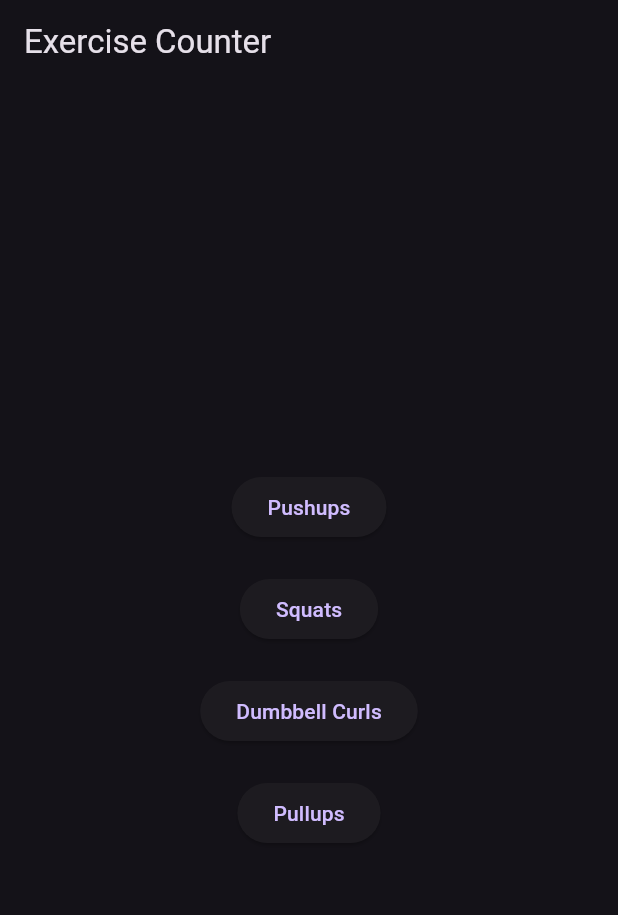
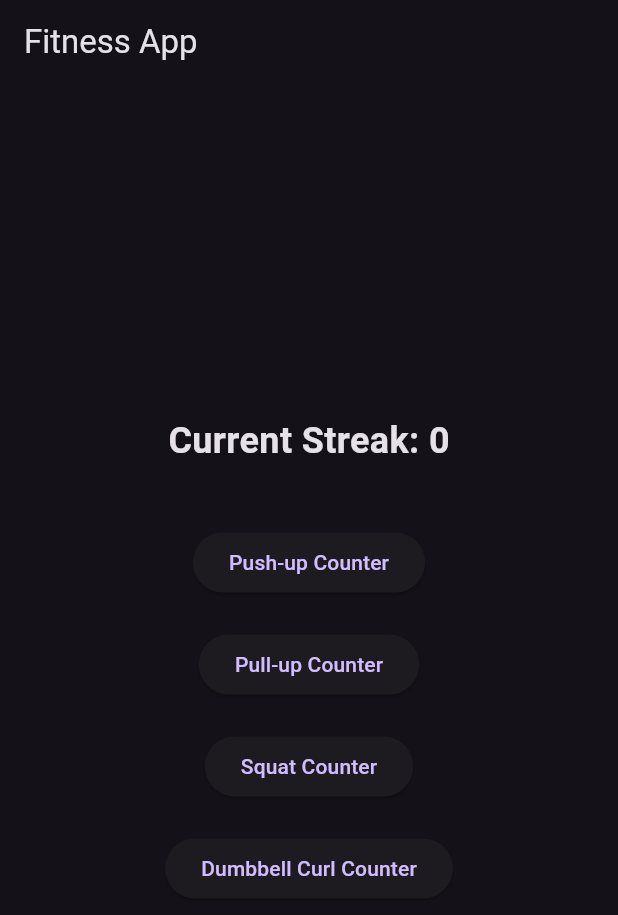
Before and after one commit to My-Mation/fitness-app, a Flutter app: the screen it shows after launch, on a phone screen of 412 x 824 dp. Shown: the top 915 px of the screen. Run offline on Flutter 3.47's test engine with Material 3 defaults, Android fonts, the phone set to English and light mode, and no system bars; our stand-ins replace camera, permission_handler, shared_preferences, wakelock_plus; missing offline and left inert: google_mlkit_pose_detection.

Commit message:
feat: implement streak system and improve pull-up counter

```diff
--- a/lib/main.dart
+++ b/lib/main.dart
@@ -1,9 +1,6 @@
 import 'package:flutter/material.dart';
 import 'package:permission_handler/permission_handler.dart';
-import 'package:pushup_counter/pages/pushup_counter.dart';
-import 'package:pushup_counter/pages/squat_counter.dart';
-import 'package:pushup_counter/pages/dumbbell_curl_counter.dart';
-import 'package:pushup_counter/pages/pullup_counter.dart';
+import 'package:pushup_counter/pages/home.dart';
 
 Future<void> main() async {
   WidgetsFlutterBinding.ensureInitialized();
@@ -27,66 +24,7 @@ class MyApp extends StatelessWidget {
       ),
       darkTheme: ThemeData.dark(),
       themeMode: ThemeMode.dark,
-      home: const HomePage()
+      home: const HomePage(),
     );
   }
 }
-
-class HomePage extends StatelessWidget {
-  const HomePage({super.key});
-
-  @override
-  Widget build(BuildContext context) {
-    return Scaffold(
-      appBar: AppBar(
-        title: const Text('Exercise Counter'),
-      ),
-      body: Center(
-        child: Column(
-          mainAxisAlignment: MainAxisAlignment.center,
-          children: [
-            ElevatedButton(
-              onPressed: () {
-                Navigator.push(
-                  context,
-                  MaterialPageRoute(builder: (context) => const PushupCounter()),
-                );
-              },
-              child: const Text('Pushups'),
-            ),
-            const SizedBox(height: 20),
-            ElevatedButton(
-              onPressed: () {
-                Navigator.push(
-                  context,
-                  MaterialPageRoute(builder: (context) => const SquatCounter()),
-                );
-              },
-              child: const Text('Squats'),
-            ),
-            const SizedBox(height: 20),
-            ElevatedButton(
-              onPressed: () {
-                Navigator.push(
-                  context,
-                  MaterialPageRoute(builder: (context) => const DumbbellCurlCounter()),
-                );
-              },
-              child: const Text('Dumbbell Curls'),
-            ),
-            const SizedBox(height: 20),
-            ElevatedButton(
-              onPressed: () {
-                Navigator.push(
-                  context,
-                  MaterialPageRoute(builder: (context) => const PullupCounter()),
-                );
-              },
-              child: const Text('Pullups'),
-            ),
-          ],
-        ),
-      ),
-    );
-  }
-}
--- /dev/null
+++ b/lib/pages/home.dart
@@ -0,0 +1,80 @@
+import 'package:flutter/material.dart';
+import 'package:pushup_counter/pages/pullup_counter.dart';
+import 'package:pushup_counter/pages/pushup_counter.dart';
+import 'package:pushup_counter/pages/squat_counter.dart';
+import 'package:pushup_counter/pages/dumbbell_curl_counter.dart';
+import 'package:pushup_counter/services/streak_service.dart';
+
+class HomePage extends StatefulWidget {
+  const HomePage({super.key});
+
+  @override
+  State<HomePage> createState() => _HomePageState();
+}
+
+class _HomePageState extends State<HomePage> {
+  final StreakService _streakService = StreakService();
+  int _streak = 0;
+
+  @override
+  void initState() {
+    super.initState();
+    _loadStreak();
+  }
+
+  Future<void> _loadStreak() async {
+    final streakData = await _streakService.getStreakData();
+    setState(() {
+      _streak = streakData['streak'];
+    });
+  }
+
+  Future<void> _navigateToExercise(Widget exercisePage) async {
+    await Navigator.push(
+      context,
+      MaterialPageRoute(builder: (context) => exercisePage),
+    );
+    await _streakService.updateStreak();
+    await _loadStreak();
+  }
+
+  @override
+  Widget build(BuildContext context) {
+    return Scaffold(
+      appBar: AppBar(
+        title: const Text('Fitness App'),
+      ),
+      body: Center(
+        child: Column(
+          mainAxisAlignment: MainAxisAlignment.center,
+          children: [
+            Text(
+              'Current Streak: $_streak',
+              style: const TextStyle(fontSize: 24, fontWeight: FontWeight.bold),
+            ),
+            const SizedBox(height: 40),
+            ElevatedButton(
+              onPressed: () => _navigateToExercise(const PushupCounter()),
+              child: const Text('Push-up Counter'),
+            ),
+            const SizedBox(height: 20),
+            ElevatedButton(
+              onPressed: () => _navigateToExercise(const PullupCounter()),
+              child: const Text('Pull-up Counter'),
+            ),
+            const SizedBox(height: 20),
+            ElevatedButton(
+              onPressed: () => _navigateToExercise(const SquatCounter()),
+              child: const Text('Squat Counter'),
+            ),
+            const SizedBox(height: 20),
+            ElevatedButton(
+              onPressed: () => _navigateToExercise(const DumbbellCurlCounter()),
+              child: const Text('Dumbbell Curl Counter'),
+            ),
+          ],
+        ),
+      ),
+    );
+  }
+}
--- a/lib/pages/pullup_counter.dart
+++ b/lib/pages/pullup_counter.dart
@@ -146,8 +146,8 @@ class _PullupCounterState extends State<PullupCounter> {
     // Hysteresis thresholds for pull-up detection (these values may need tuning)
     // These are ratios of the shoulder-hip distance to make it scale invariant.
     final shoulderHipDist = (hipY - collarboneY).abs();
-    final double upThreshold = shoulderHipDist * 0.4; // Body is close to hands
-    final double downThreshold = shoulderHipDist * 0.7; // Body is away from hands
+    final double upThreshold = shoulderHipDist * 0.6; // Body is close to hands
+    final double downThreshold = shoulderHipDist * 0.9; // Body is away from hands
 
     // State transition logic
     if (!_isUp && distance < upThreshold) {
@@ -224,7 +224,7 @@ class _PullupCounterState extends State<PullupCounter> {
           LayoutBuilder(
             builder: (context, constraints) {
               final overlaySize = Size(constraints.maxWidth, constraints.maxHeight);
-              final sourceSize = _imageSize ?? _controller!.value.previewSize!;
+              final sourceSize = _imageZize ?? _controller!.value.previewZize!;
               return CustomPaint(
                 size: overlaySize,
                 painter: FullBodySkeletonPainter(
```
Also changed, not shown: lib/services/streak_service.dart (added, +40 -0 lines).
